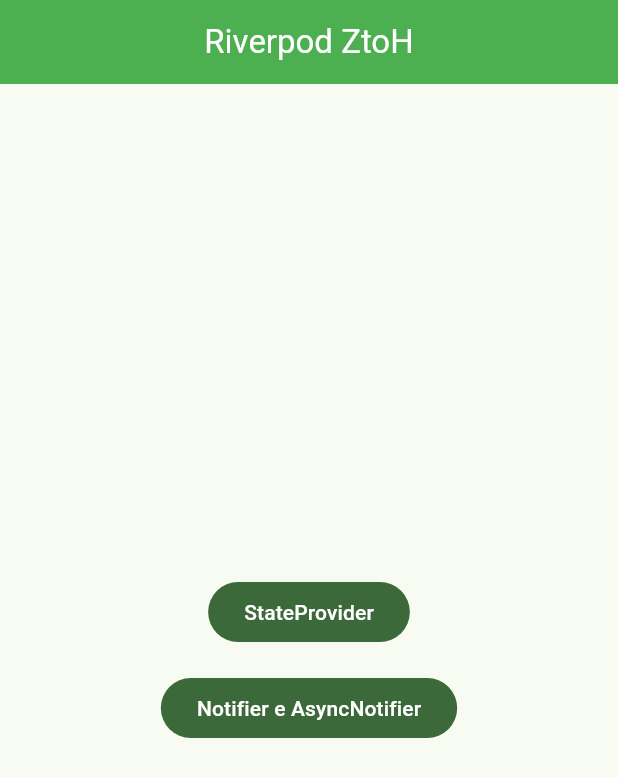
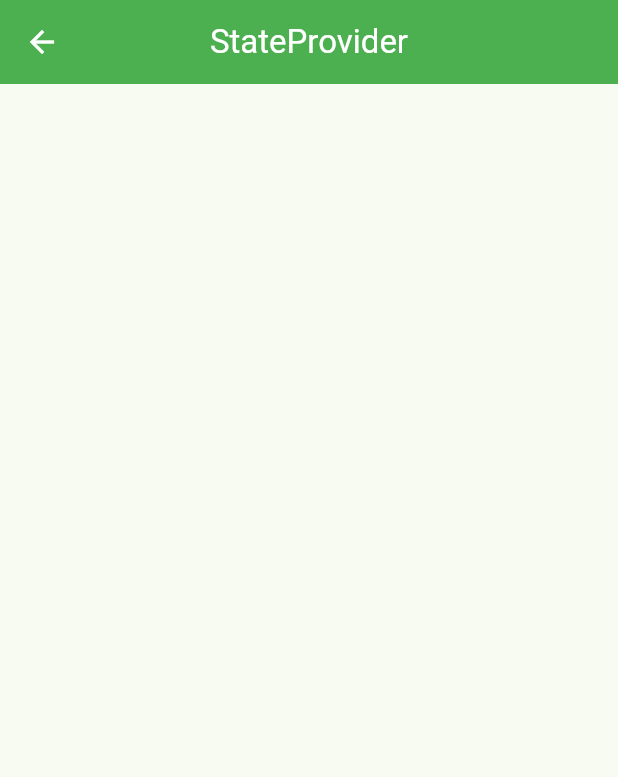
Before and after one commit to polilluminato/riverpod-zero-hero-flutter, a Flutter app: the screen it shows after launch, after a tap on "StateProvider", on a phone screen of 412 x 824 dp. Shown: the top 777 px of the screen. Run offline on Flutter 3.47's test engine with Material 3 defaults, Android fonts, the phone set to English and light mode, and no system bars; our stand-ins replace flutter_riverpod, go_router, universal_platform; missing offline and left inert: window_manager.

Commit message:
feat: Add pages and routing for the two providers

```diff
--- a/lib/app/app.dart
+++ b/lib/app/app.dart
@@ -2,17 +2,13 @@ import 'package:flutter/material.dart';
 import 'package:riverpod_zero_hero_thecmmbay/app/router.dart';
 
 class App extends StatelessWidget {
-  App({super.key});
-
-  final router = buildRouter();
+  const App({super.key});
 
   @override
   Widget build(BuildContext context) {
     return MaterialApp.router(
       debugShowCheckedModeBanner: false,
-      routeInformationProvider: router.routeInformationProvider,
-      routeInformationParser: router.routeInformationParser,
-      routerDelegate: router.routerDelegate,
+      routerConfig: router,
       theme: ThemeData(
         useMaterial3: true,
         colorSchemeSeed: Colors.green,
--- a/lib/app/router.dart
+++ b/lib/app/router.dart
@@ -1,15 +1,27 @@
 import 'package:go_router/go_router.dart';
 import 'package:riverpod_zero_hero_thecmmbay/pages/home_page.dart';
+import 'package:riverpod_zero_hero_thecmmbay/pages/notifier_page.dart';
+import 'package:riverpod_zero_hero_thecmmbay/pages/state_provider_page.dart';
 
-GoRouter buildRouter() {
-  return GoRouter(
+final GoRouter router = GoRouter(
   routes: [
     GoRoute(
       path: '/',
-        builder: (context, state) {
+      builder: (_, __) {
         return const HomePage();
+      },
+    ),
+    GoRoute(
+      path: '/state-provider',
+      builder: (_, __) {
+        return const StateProviderPage();
+      },
+    ),
+    GoRoute(
+      path: '/notifier',
+      builder: (_, __) {
+        return const NotifierPage();
       },
     ),
   ],
 );
-}
--- a/lib/main.dart
+++ b/lib/main.dart
@@ -1,24 +1,27 @@
+// ignore_for_file: depend_on_referenced_packages
+
 import 'package:flutter/material.dart';
 import 'package:flutter_riverpod/flutter_riverpod.dart';
 import 'package:riverpod_zero_hero_thecmmbay/app/app.dart';
 import 'package:universal_platform/universal_platform.dart';
 import 'package:window_manager/window_manager.dart';
+import 'package:flutter_web_plugins/url_strategy.dart';
 
 void main() async {
   WidgetsFlutterBinding.ensureInitialized();
-
-  WindowOptions windowOptions = const WindowOptions(
-    //Pixel 8a form factor (2400x1080 px)
-    size: Size(376, 835),
-  );
+  usePathUrlStrategy();
 
   if (UniversalPlatform.isDesktop) {
     await windowManager.ensureInitialized();
-    windowManager.waitUntilReadyToShow(windowOptions, () async {
+    windowManager.waitUntilReadyToShow(
+        const WindowOptions(
+          //Pixel 8a form factor (2400x1080 px)
+          size: Size(376, 835),
+        ), () async {
       await windowManager.show();
       await windowManager.focus();
     });
   }
 
-  runApp(ProviderScope(child: App()));
+  runApp(const ProviderScope(child: App()));
 }
--- a/lib/pages/home_page.dart
+++ b/lib/pages/home_page.dart
@@ -1,4 +1,5 @@
 import 'package:flutter/material.dart';
+import 'package:go_router/go_router.dart';
 
 class HomePage extends StatelessWidget {
   const HomePage({super.key});
@@ -15,14 +16,14 @@ class HomePage extends StatelessWidget {
           crossAxisAlignment: CrossAxisAlignment.center,
           children: [
             FilledButton(
-              onPressed: () => {},
+              onPressed: () => context.push('/state-provider'),
               child: const Text('StateProvider'),
             ),
             const SizedBox(
               height: 16,
             ),
             FilledButton(
-              onPressed: () => {},
+              onPressed: () => context.push('/notifier'),
               child: const Text('Notifier e AsyncNotifier'),
             ),
           ],
--- /dev/null
+++ b/lib/pages/state_provider_page.dart
@@ -0,0 +1,16 @@
+import 'package:flutter/material.dart';
+import 'package:flutter_riverpod/flutter_riverpod.dart';
+
+class StateProviderPage extends ConsumerWidget {
+  const StateProviderPage({super.key});
+
+  @override
+  Widget build(BuildContext context, WidgetRef ref) {
+    return Scaffold(
+      appBar: AppBar(
+        title: const Text('StateProvider'),
+      ),
+      body: const SizedBox.shrink(),
+    );
+  }
+}
```
Also changed, not shown: lib/pages/notifier_page.dart (added, +16 -0 lines). Lines whose indentation alone changed are shown as unchanged.
